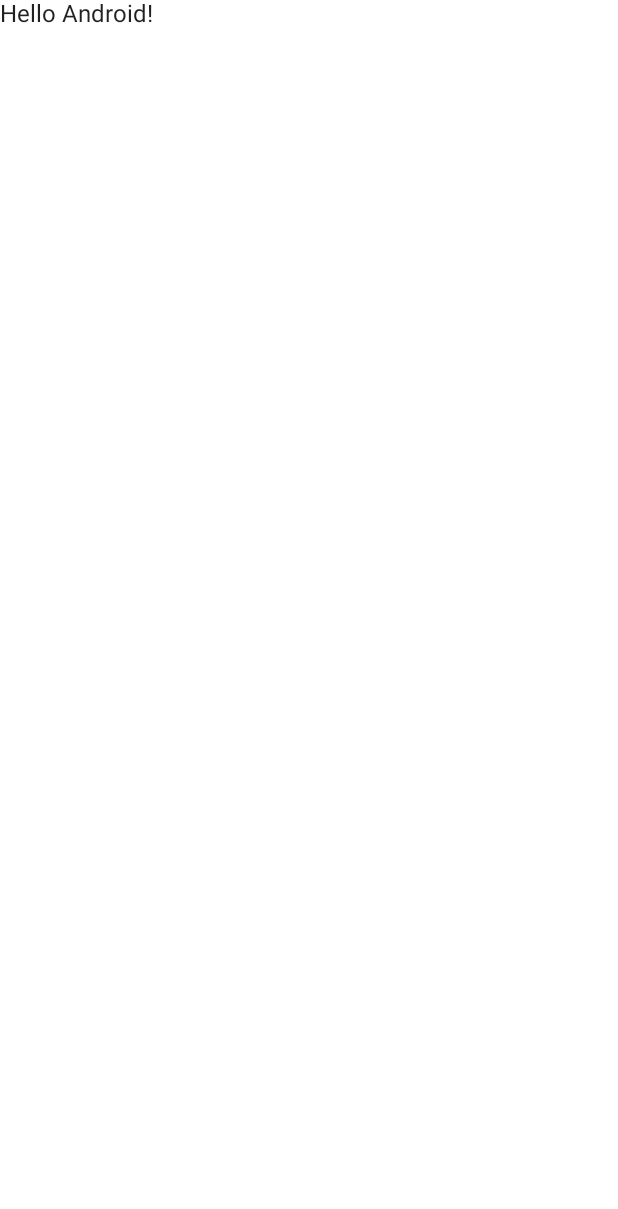
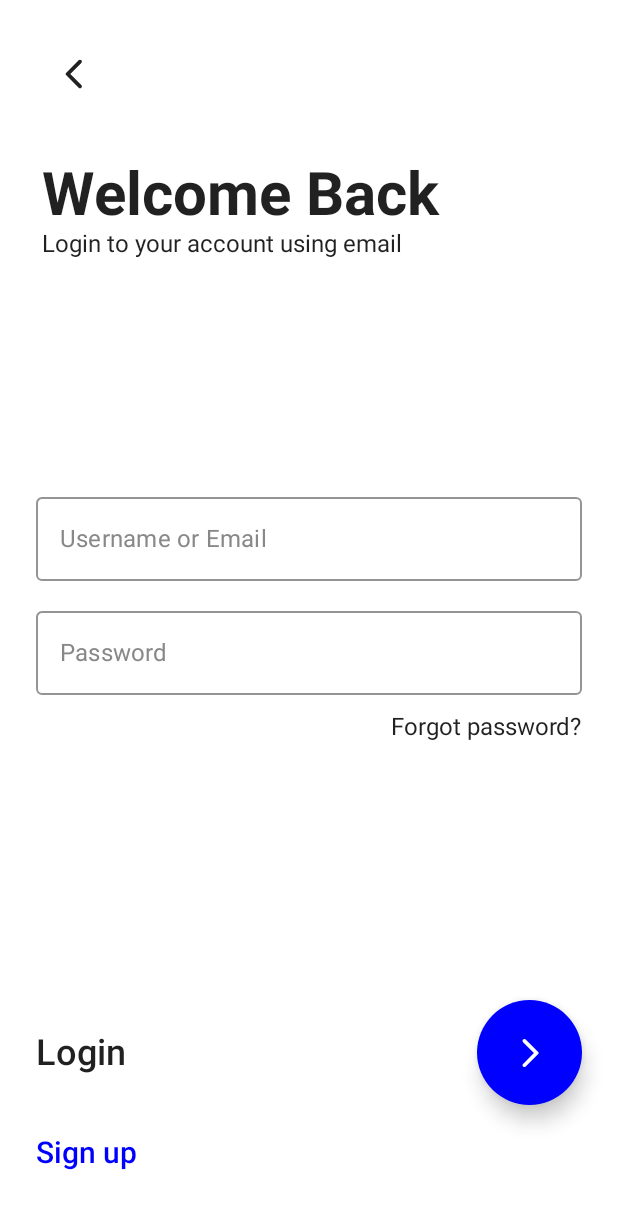
Before and after one commit to Horizon733/chat-app, an Android app built with Jetpack Compose: the screen it shows after launch (MainActivity), on a phone screen of 412 x 824 dp. Before the commit the part shown is almost empty. Shown: the top 1209 px of the screen. Run offline under Robolectric (Android 15) with nearby library versions, the phone set to English and light mode, and no system bars.

Commit message:
Created user interface for Login and Signup

```diff
--- a/app/src/main/java/com/example/chatapp/MainActivity.kt
+++ b/app/src/main/java/com/example/chatapp/MainActivity.kt
@@ -3,11 +3,10 @@ package com.example.chatapp
 import android.os.Bundle
 import androidx.activity.ComponentActivity
 import androidx.activity.compose.setContent
-import androidx.compose.material.MaterialTheme
-import androidx.compose.material.Surface
 import androidx.compose.material.Text
 import androidx.compose.runtime.Composable
 import androidx.compose.ui.tooling.preview.Preview
+import com.example.chatapp.presentation.login.LoginScreen
 import com.example.chatapp.ui.theme.ChatappTheme
 
 class MainActivity : ComponentActivity() {
@@ -16,9 +15,7 @@ class MainActivity : ComponentActivity() {
         setContent {
             ChatappTheme {
                 // A surface container using the 'background' color from the theme
-                Surface(color = MaterialTheme.colors.background) {
-                    Greeting("Android")
-                }
+                LoginScreen()
             }
         }
     }
--- /dev/null
+++ b/app/src/main/java/com/example/chatapp/presentation/login/Components.kt
@@ -0,0 +1,146 @@
+package com.example.chatapp.presentation.login
+
+import androidx.compose.foundation.background
+import androidx.compose.foundation.clickable
+import androidx.compose.foundation.layout.*
+import androidx.compose.foundation.shape.CircleShape
+import androidx.compose.material.*
+import androidx.compose.runtime.Composable
+import androidx.compose.ui.Alignment
+import androidx.compose.ui.Modifier
+import androidx.compose.ui.graphics.Color
+import androidx.compose.ui.res.painterResource
+import androidx.compose.ui.text.font.FontWeight
+import androidx.compose.ui.unit.dp
+import androidx.compose.ui.unit.sp
+
+@Composable
+fun TitleSection(
+    title: String,
+    description: String
+) {
+    Column(
+        modifier = Modifier.padding(start = 4.dp)
+    ) {
+        Text(
+            text = title,
+            fontSize = 40.sp,
+            fontWeight = FontWeight.Bold,
+        )
+        Text(text = description, fontSize = 16.sp)
+    }
+}
+
+@Composable
+fun BackButton(
+    icon: Int,
+    iconDescription: String?,
+    onClick: () -> Unit
+) {
+    Box(
+        modifier = Modifier
+            .size(50.dp)
+            .background(Color.White, CircleShape)
+            .clickable(onClick = onClick),
+        contentAlignment = Alignment.Center
+    ) {
+        Icon(
+            painter = painterResource(id = icon),
+            contentDescription = iconDescription
+        )
+    }
+}
+
+@Composable
+fun ForgotPasswordSection(){
+    Column(
+        Modifier.height(40.dp)
+            .fillMaxWidth()
+    ) {
+        Text(
+            text = "Forgot password?",
+            fontSize = 16.sp,
+            modifier = Modifier.align(Alignment.End)
+        )
+    }
+
+}
+
+@Composable
+fun RedirectSection(
+    text: String,
+    onClick: () -> Unit
+) {
+    Row(
+        modifier = Modifier.fillMaxWidth(),
+        horizontalArrangement = Arrangement.SpaceBetween,
+        verticalAlignment = Alignment.CenterVertically
+    ) {
+        Text(
+            text = text,
+            fontSize = 20.sp,
+            fontWeight = FontWeight.SemiBold,
+            color = Color.Blue,
+            modifier = Modifier.clickable(onClick = onClick)
+        )
+    }
+}
+
+@Composable
+fun AuthTextField(
+    value: String,
+    onValueChange: (String) -> Unit,
+    hintTitle: String,
+) {
+    Column{
+        OutlinedTextField(
+            value = value,
+            onValueChange = onValueChange,
+            label = {
+                Text(text = hintTitle, color = Color.Gray)
+            },
+            colors = TextFieldDefaults.textFieldColors(
+                backgroundColor = Color.White,
+                focusedIndicatorColor = Color.Blue
+            ),
+            modifier = Modifier.fillMaxWidth(),
+        )
+    }
+}
+
+@Composable
+fun ContinueButtonSection(
+    text: String = "",
+    icon: Int,
+    iconDescription: String? = null
+) {
+    Row(
+        modifier = Modifier
+            .fillMaxWidth(),
+        verticalAlignment = Alignment.CenterVertically,
+        horizontalArrangement = Arrangement.SpaceBetween
+    ) {
+        Text(
+            text = text,
+            fontSize = 24.sp,
+            fontWeight = FontWeight.SemiBold
+        )
+        Surface(
+            color = Color.Blue,
+            shape = CircleShape,
+            elevation = 8.dp
+        ) {
+            Box(
+                modifier = Modifier
+                    .size(70.dp),
+                contentAlignment = Alignment.Center
+            ) {
+                Icon(
+                    painter = painterResource(id = icon),
+                    contentDescription = iconDescription,
+                    tint = Color.White
+                )
+            }
+        }
+    }
+}
--- /dev/null
+++ b/app/src/main/java/com/example/chatapp/presentation/login/LoginScreen.kt
@@ -0,0 +1,60 @@
+package com.example.chatapp.presentation.login
+
+import androidx.compose.foundation.background
+import androidx.compose.foundation.layout.*
+import androidx.compose.runtime.Composable
+import androidx.compose.runtime.mutableStateOf
+import androidx.compose.ui.Modifier
+import androidx.compose.ui.graphics.Color.Companion.White
+import androidx.compose.ui.tooling.preview.Preview
+import androidx.compose.ui.unit.dp
+import com.example.chatapp.R
+
+val loginEmail = mutableStateOf("")
+val loginPassword = mutableStateOf("")
+
+@Composable
+fun LoginScreen() {
+    Column(
+        modifier = Modifier
+            .fillMaxSize()
+            .background(White)
+            .padding(24.dp),
+        verticalArrangement = Arrangement.SpaceBetween
+    ) {
+        Column {
+            BackButton(R.drawable.ic_round_arrow_back, null, onClick = {})
+            Spacer(modifier = Modifier.height(32.dp))
+            TitleSection("Welcome Back", "Login to your account using email")
+        }
+        LoginSection("Username or Email", "Password")
+        Column(verticalArrangement = Arrangement.Bottom) {
+            ContinueButtonSection("Login", R.drawable.ic_round_arrow_forward, null)
+            Spacer(modifier = Modifier.height(20.dp))
+            RedirectSection("Sign up") {}
+            Spacer(modifier = Modifier.height(20.dp))
+        }
+    }
+}
+
+@Composable
+fun LoginSection(
+    hintEmail: String,
+    hintPassword: String
+) {
+    Column {
+        AuthTextField(loginEmail.value, { loginEmail.value = it }, hintEmail)
+        Spacer(modifier = Modifier.height(12.dp))
+        AuthTextField(loginPassword.value, { loginPassword.value = it }, hintPassword)
+        Spacer(modifier = Modifier.height(12.dp))
+        ForgotPasswordSection()
+    }
+}
+
+
+@Preview(showBackground = true)
+@Composable
+fun LoginPreview() {
+    //TopActionBar()
+    LoginScreen()
+}
--- /dev/null
+++ b/app/src/main/res/drawable-v24/ic_round_arrow_back.xml
@@ -0,0 +1,10 @@
+<vector xmlns:android="http://schemas.android.com/apk/res/android"
+    android:width="24dp"
+    android:height="24dp"
+    android:viewportWidth="24"
+    android:viewportHeight="24"
+    android:tint="?attr/colorControlNormal">
+  <path
+      android:fillColor="@android:color/white"
+      android:pathData="M16.88,2.88L16.88,2.88c-0.49,-0.49 -1.28,-0.49 -1.77,0l-8.41,8.41c-0.39,0.39 -0.39,1.02 0,1.41l8.41,8.41c0.49,0.49 1.28,0.49 1.77,0l0,0c0.49,-0.49 0.49,-1.28 0,-1.77L9.54,12l7.35,-7.35C17.37,4.16 17.37,3.37 16.88,2.88z"/>
+</vector>
--- /dev/null
+++ b/app/src/main/res/drawable-v24/ic_round_arrow_forward.xml
@@ -0,0 +1,11 @@
+<vector xmlns:android="http://schemas.android.com/apk/res/android"
+    android:width="24dp"
+    android:height="24dp"
+    android:viewportWidth="24"
+    android:viewportHeight="24"
+    android:tint="?attr/colorControlNormal"
+    android:autoMirrored="true">
+  <path
+      android:fillColor="@android:color/white"
+      android:pathData="M7.38,21.01c0.49,0.49 1.28,0.49 1.77,0l8.31,-8.31c0.39,-0.39 0.39,-1.02 0,-1.41L9.15,2.98c-0.49,-0.49 -1.28,-0.49 -1.77,0s-0.49,1.28 0,1.77L14.62,12l-7.25,7.25c-0.48,0.48 -0.48,1.28 0.01,1.76z"/>
+</vector>
--- a/app/src/main/res/values-night/themes.xml
+++ b/app/src/main/res/values-night/themes.xml
@@ -9,6 +9,8 @@
         <item name="colorSecondary">@color/teal_200</item>
         <item name="colorSecondaryVariant">@color/teal_200</item>
         <item name="colorOnSecondary">@color/black</item>
+        <item name="android:windowTranslucentStatus">true</item>
+        <item name="android:windowTranslucentNavigation">true</item>
         <!-- Status bar color. -->
         <item name="android:statusBarColor" tools:targetApi="l">?attr/colorPrimaryVariant</item>
         <!-- Customize your theme here. -->
--- a/app/src/main/res/values/colors.xml
+++ b/app/src/main/res/values/colors.xml
@@ -7,4 +7,8 @@
     <color name="teal_700">#FF018786</color>
     <color name="black">#FF000000</color>
     <color name="white">#FFFFFFFF</color>
+    <color name="blue_gray">#212e42</color>
+    <color name="gray">#999fa3</color>
+    <color name="red">#9c5140</color>
+    <color name="leather_brown">#b98463</color>
 </resources>
--- a/app/src/main/res/values/themes.xml
+++ b/app/src/main/res/values/themes.xml
@@ -11,6 +11,9 @@
         <item name="colorOnSecondary">@color/black</item>
         <!-- Status bar color. -->
         <item name="android:statusBarColor" tools:targetApi="l">?attr/colorPrimaryVariant</item>
+        <item name="android:windowTranslucentStatus">true</item>
+        <item name="android:windowTranslucentNavigation">true</item>
+
         <!-- Customize your theme here. -->
     </style>
 
```
Also changed, not shown: app/src/main/java/com/example/chatapp/presentation/login/SignupScreen.kt (added, +64 -0 lines).
